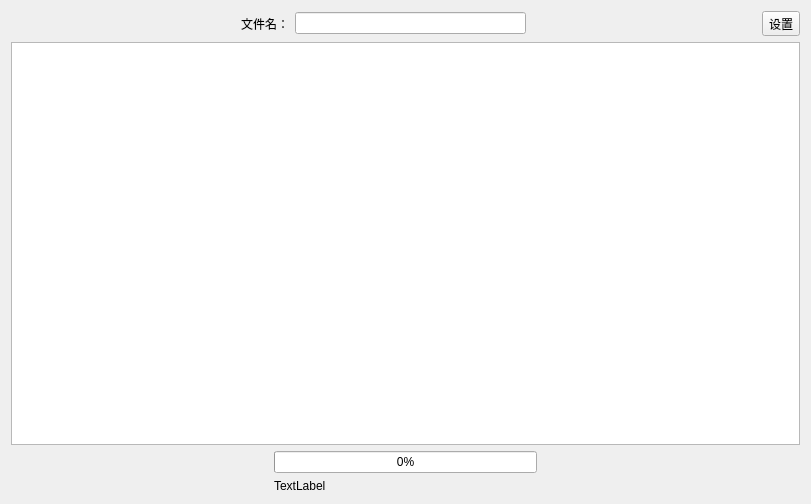
First picture: the form in FileManagement/DownloadWindow.ui, repository hhyvs111/FileManagement, before the edit.
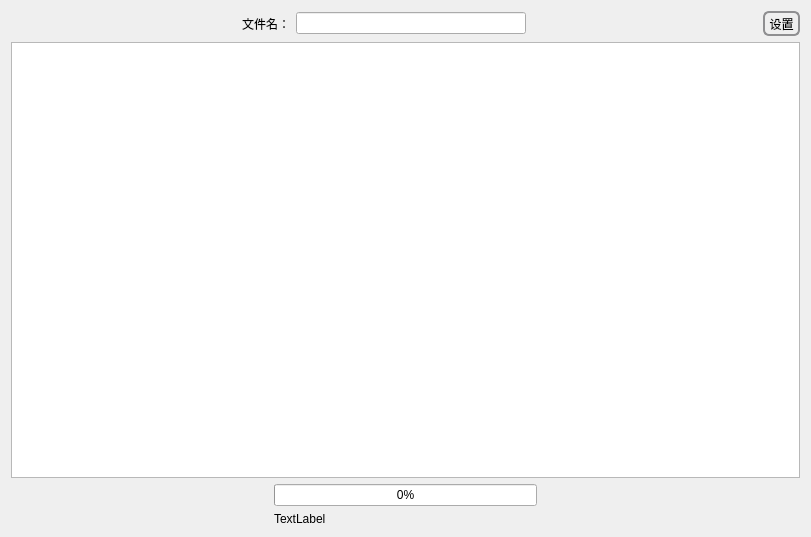
Second picture: the form after the edit.

Diff of the .ui file:
```diff
--- a/FileManagement/DownloadWindow.ui
+++ b/FileManagement/DownloadWindow.ui
@@ -7,7 +7,7 @@
     <x>0</x>
     <y>0</y>
     <width>811</width>
-    <height>504</height>
+    <height>537</height>
    </rect>
   </property>
   <property name="windowTitle">
@@ -54,6 +54,17 @@
      </item>
      <item>
       <widget class="QToolButton" name="settingButton">
+       <property name="styleSheet">
+        <string notr="true">
+    border: 2px solid #8f8f91;
+    border-radius: 6px;
+    background-color: qlineargradient(x1: 0, y1: 0, x2: 0, y2: 1,
+                                      stop: 0 #f6f7fa, stop: 1 #dadbde);
+    
+
+
+</string>
+       </property>
        <property name="text">
         <string>设置</string>
        </property>
```
